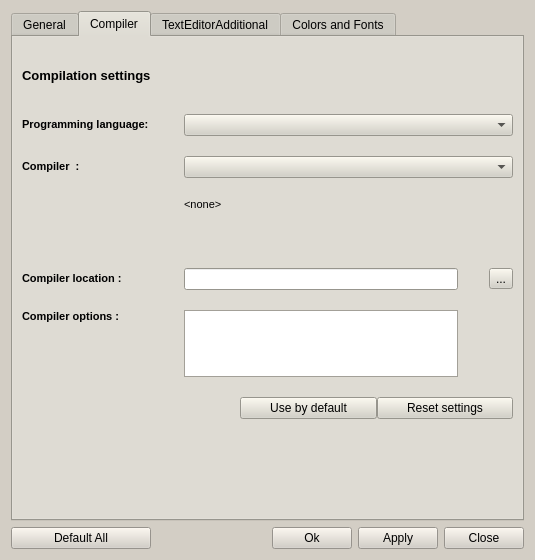
Qt form trunc/src/optionsdialog.ui (PLLUG/kuzya) before a commit.
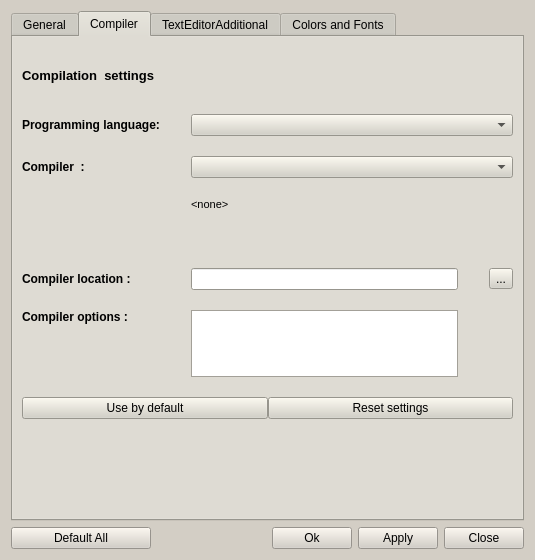
The same form after that commit. The open tabs and pages were chosen to show the change.

What changed in the file:
```diff
--- a/trunc/src/optionsdialog.ui
+++ b/trunc/src/optionsdialog.ui
@@ -441,57 +441,6 @@
    <bool>false</bool>
   </property>
   <layout class="QGridLayout">
-   <item row="1" column="0">
-    <layout class="QHBoxLayout">
-     <item>
-      <widget class="QPushButton" name="defaultBtn">
-       <property name="minimumSize">
-        <size>
-         <width>140</width>
-         <height>0</height>
-        </size>
-       </property>
-       <property name="text">
-        <string>Default All</string>
-       </property>
-      </widget>
-     </item>
-     <item>
-      <spacer>
-       <property name="orientation">
-        <enum>Qt::Horizontal</enum>
-       </property>
-       <property name="sizeHint" stdset="0">
-        <size>
-         <width>40</width>
-         <height>20</height>
-        </size>
-       </property>
-      </spacer>
-     </item>
-     <item>
-      <widget class="QPushButton" name="okBtn">
-       <property name="text">
-        <string>Ok</string>
-       </property>
-      </widget>
-     </item>
-     <item>
-      <widget class="QPushButton" name="applyBtn">
-       <property name="text">
-        <string>Apply</string>
-       </property>
-      </widget>
-     </item>
-     <item>
-      <widget class="QPushButton" name="closeBtn">
-       <property name="text">
-        <string>Close</string>
-       </property>
-      </widget>
-     </item>
-    </layout>
-   </item>
    <item row="0" column="0">
     <widget class="QTabWidget" name="tabFontsColors">
      <property name="sizePolicy">
@@ -1112,12 +1061,12 @@
           </font>
          </property>
          <property name="text">
-          <string>Compilation settings</string>
+          <string>Compilation  settings</string>
          </property>
         </widget>
        </item>
        <item>
-        <layout class="QGridLayout" name="gridLayout" rowminimumheight="0,0,31,0,0,0" columnminimumwidth="131,0,0">
+        <layout class="QGridLayout" name="gridLayout">
          <property name="sizeConstraint">
           <enum>QLayout::SetFixedSize</enum>
          </property>
@@ -1126,12 +1075,14 @@
          </property>
          <item row="4" column="0">
           <widget class="QLabel" name="label_7">
+           <property name="font">
+            <font>
+             <weight>75</weight>
+             <bold>true</bold>
+            </font>
+           </property>
            <property name="text">
-            <string>&lt;!DOCTYPE HTML PUBLIC &quot;-//W3C//DTD HTML 4.0//EN&quot; &quot;http://www.w3.org/TR/REC-html40/strict.dtd&quot;&gt;
-&lt;html&gt;&lt;head&gt;&lt;meta name=&quot;qrichtext&quot; content=&quot;1&quot; /&gt;&lt;style type=&quot;text/css&quot;&gt;
-p, li { white-space: pre-wrap; }
-&lt;/style&gt;&lt;/head&gt;&lt;body style=&quot; font-family:'MS Shell Dlg 2'; font-size:8.25pt; font-weight:400; font-style:normal;&quot;&gt;
-&lt;p style=&quot; margin-top:0px; margin-bottom:0px; margin-left:0px; margin-right:0px; -qt-block-indent:0; text-indent:0px;&quot;&gt;&lt;span style=&quot; font-size:8pt; font-weight:600;&quot;&gt;Compiler options :&lt;/span&gt;&lt;/p&gt;&lt;/body&gt;&lt;/html&gt;</string>
+            <string>Compiler options :</string>
            </property>
            <property name="alignment">
             <set>Qt::AlignLeading|Qt::AlignLeft|Qt::AlignTop</set>
@@ -1158,57 +1109,16 @@
          <item row="0" column="1" colspan="2">
           <widget class="QComboBox" name="languageComboBox"/>
          </item>
-         <item row="5" column="0" colspan="3">
-          <layout class="QHBoxLayout" name="horizontalLayout">
-           <item>
-            <spacer name="horizontalSpacer_2">
-             <property name="orientation">
-              <enum>Qt::Horizontal</enum>
-             </property>
-             <property name="sizeHint" stdset="0">
-              <size>
-               <width>218</width>
-               <height>20</height>
-              </size>
-             </property>
-            </spacer>
-           </item>
-           <item>
-            <widget class="QPushButton" name="defaultUsePushButton">
-             <property name="sizePolicy">
-              <sizepolicy hsizetype="Minimum" vsizetype="Fixed">
-               <horstretch>1</horstretch>
-               <verstretch>0</verstretch>
-              </sizepolicy>
-             </property>
-             <property name="text">
-              <string>Use by default</string>
-             </property>
-            </widget>
-           </item>
-           <item>
-            <widget class="QPushButton" name="compilerResetPushButton">
-             <property name="sizePolicy">
-              <sizepolicy hsizetype="Minimum" vsizetype="Fixed">
-               <horstretch>1</horstretch>
-               <verstretch>0</verstretch>
-              </sizepolicy>
-             </property>
-             <property name="text">
-              <string>Reset settings</string>
-             </property>
-            </widget>
-           </item>
-          </layout>
-         </item>
          <item row="3" column="0">
           <widget class="QLabel" name="label_9">
+           <property name="font">
+            <font>
+             <weight>75</weight>
+             <bold>true</bold>
+            </font>
+           </property>
            <property name="text">
-            <string>&lt;!DOCTYPE HTML PUBLIC &quot;-//W3C//DTD HTML 4.0//EN&quot; &quot;http://www.w3.org/TR/REC-html40/strict.dtd&quot;&gt;
-&lt;html&gt;&lt;head&gt;&lt;meta name=&quot;qrichtext&quot; content=&quot;1&quot; /&gt;&lt;style type=&quot;text/css&quot;&gt;
-p, li { white-space: pre-wrap; }
-&lt;/style&gt;&lt;/head&gt;&lt;body style=&quot; font-family:'MS Shell Dlg 2'; font-size:8.25pt; font-weight:400; font-style:normal;&quot;&gt;
-&lt;p style=&quot; margin-top:0px; margin-bottom:0px; margin-left:0px; margin-right:0px; -qt-block-indent:0; text-indent:0px;&quot;&gt;&lt;span style=&quot; font-size:8pt; font-weight:600;&quot;&gt;Compiler location :&lt;/span&gt;&lt;/p&gt;&lt;/body&gt;&lt;/html&gt;</string>
+            <string>Compiler location :</string>
            </property>
           </widget>
          </item>
@@ -1256,26 +1166,60 @@
          </item>
          <item row="0" column="0">
           <widget class="QLabel" name="label_10">
+           <property name="font">
+            <font>
+             <weight>75</weight>
+             <bold>true</bold>
+            </font>
+           </property>
            <property name="text">
-            <string>&lt;!DOCTYPE HTML PUBLIC &quot;-//W3C//DTD HTML 4.0//EN&quot; &quot;http://www.w3.org/TR/REC-html40/strict.dtd&quot;&gt;
-&lt;html&gt;&lt;head&gt;&lt;meta name=&quot;qrichtext&quot; content=&quot;1&quot; /&gt;&lt;style type=&quot;text/css&quot;&gt;
-p, li { white-space: pre-wrap; }
-&lt;/style&gt;&lt;/head&gt;&lt;body style=&quot; font-family:'MS Shell Dlg 2'; font-size:8.25pt; font-weight:400; font-style:normal;&quot;&gt;
-&lt;p style=&quot; margin-top:0px; margin-bottom:0px; margin-left:0px; margin-right:0px; -qt-block-indent:0; text-indent:0px;&quot;&gt;&lt;span style=&quot; font-size:8pt; font-weight:600;&quot;&gt;Programming language:&lt;/span&gt;&lt;/p&gt;&lt;/body&gt;&lt;/html&gt;</string>
+            <string>Programming language:</string>
            </property>
           </widget>
          </item>
          <item row="1" column="0">
           <widget class="QLabel" name="label_20">
+           <property name="font">
+            <font>
+             <weight>75</weight>
+             <bold>true</bold>
+            </font>
+           </property>
            <property name="text">
-            <string>&lt;!DOCTYPE HTML PUBLIC &quot;-//W3C//DTD HTML 4.0//EN&quot; &quot;http://www.w3.org/TR/REC-html40/strict.dtd&quot;&gt;
-&lt;html&gt;&lt;head&gt;&lt;meta name=&quot;qrichtext&quot; content=&quot;1&quot; /&gt;&lt;style type=&quot;text/css&quot;&gt;
-p, li { white-space: pre-wrap; }
-&lt;/style&gt;&lt;/head&gt;&lt;body style=&quot; font-family:'MS Shell Dlg 2'; font-size:8.25pt; font-weight:400; font-style:normal;&quot;&gt;
-&lt;p style=&quot; margin-top:0px; margin-bottom:0px; margin-left:0px; margin-right:0px; -qt-block-indent:0; text-indent:0px;&quot;&gt;&lt;span style=&quot; font-size:8pt; font-weight:600;&quot;&gt;Compiler  :&lt;/span&gt;&lt;/p&gt;&lt;/body&gt;&lt;/html&gt;</string>
+            <string>Compiler  :</string>
            </property>
           </widget>
          </item>
+         <item row="5" column="0" colspan="3">
+          <layout class="QHBoxLayout" name="horizontalLayout" stretch="1,1">
+           <item>
+            <widget class="QPushButton" name="defaultUsePushButton">
+             <property name="sizePolicy">
+              <sizepolicy hsizetype="Minimum" vsizetype="Fixed">
+               <horstretch>1</horstretch>
+               <verstretch>0</verstretch>
+              </sizepolicy>
+             </property>
+             <property name="text">
+              <string>Use by default</string>
+             </property>
+            </widget>
+           </item>
+           <item>
+            <widget class="QPushButton" name="compilerResetPushButton">
+             <property name="sizePolicy">
+              <sizepolicy hsizetype="Minimum" vsizetype="Fixed">
+               <horstretch>1</horstretch>
+               <verstretch>0</verstretch>
+              </sizepolicy>
+             </property>
+             <property name="text">
+              <string>Reset settings</string>
+             </property>
+            </widget>
+           </item>
+          </layout>
+         </item>
         </layout>
        </item>
       </layout>
@@ -2101,6 +2045,57 @@
      </widget>
     </widget>
    </item>
+   <item row="1" column="0">
+    <layout class="QHBoxLayout">
+     <item>
+      <widget class="QPushButton" name="defaultBtn">
+       <property name="minimumSize">
+        <size>
+         <width>140</width>
+         <height>0</height>
+        </size>
+       </property>
+       <property name="text">
+        <string>Default All</string>
+       </property>
+      </widget>
+     </item>
+     <item>
+      <spacer>
+       <property name="orientation">
+        <enum>Qt::Horizontal</enum>
+       </property>
+       <property name="sizeHint" stdset="0">
+        <size>
+         <width>40</width>
+         <height>20</height>
+        </size>
+       </property>
+      </spacer>
+     </item>
+     <item>
+      <widget class="QPushButton" name="okBtn">
+       <property name="text">
+        <string>Ok</string>
+       </property>
+      </widget>
+     </item>
+     <item>
+      <widget class="QPushButton" name="applyBtn">
+       <property name="text">
+        <string>Apply</string>
+       </property>
+      </widget>
+     </item>
+     <item>
+      <widget class="QPushButton" name="closeBtn">
+       <property name="text">
+        <string>Close</string>
+       </property>
+      </widget>
+     </item>
+    </layout>
+   </item>
   </layout>
  </widget>
  <resources/>
```
Left out of the diff: 2 changed lines with no effect on the pictures.
